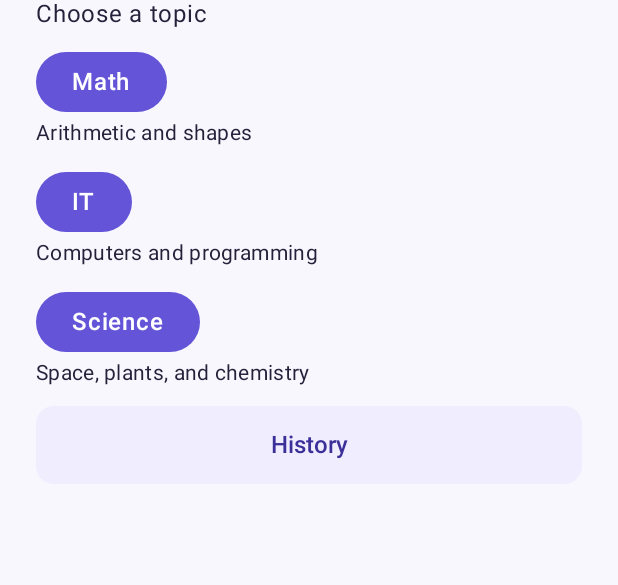
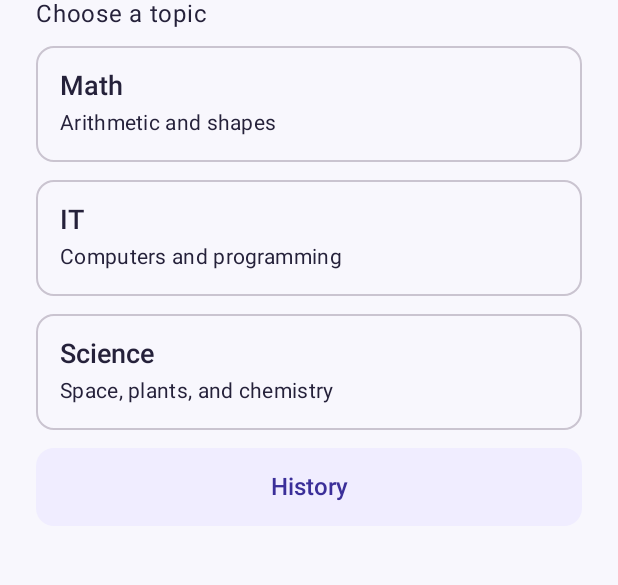
Before and after one commit to gauhardaul/QuizQuest, an Android app built with Jetpack Compose: the screen it shows after launch (MainActivity), on a phone screen of 412 x 824 dp, the part 89-674 px from its top. Run offline under Robolectric (Android 15) with nearby library versions, the phone set to English and light mode, and no system bars.

Commit message:
Make the full topic card tappable

```diff
--- a/app/src/main/java/com/example/mobileproject/ui/topics/TopicsScreen.kt
+++ b/app/src/main/java/com/example/mobileproject/ui/topics/TopicsScreen.kt
@@ -5,9 +5,11 @@ import androidx.compose.foundation.layout.Arrangement
 import androidx.compose.foundation.layout.Column
 import androidx.compose.foundation.layout.PaddingValues
 import androidx.compose.foundation.layout.fillMaxSize
+import androidx.compose.foundation.layout.fillMaxWidth
+import androidx.compose.foundation.layout.padding
 import androidx.compose.foundation.lazy.LazyColumn
 import androidx.compose.foundation.lazy.items
-import androidx.compose.material3.Button
+import androidx.compose.material3.OutlinedCard
 import androidx.compose.material3.MaterialTheme
 import androidx.compose.material3.Text
 import androidx.compose.runtime.Composable
@@ -42,11 +44,17 @@ fun TopicsScreen(
         }
 
         items(topics, key = { it.name }) { topic ->
-            Column {
-                Button(onClick = { onTopicClick(topic.name) }) {
-                    Text(topic.name)
+            OutlinedCard(
+                onClick = { onTopicClick(topic.name) },
+                modifier = Modifier.fillMaxWidth()
+            ) {
+                Column(
+                    modifier = Modifier.padding(16.dp),
+                    verticalArrangement = Arrangement.spacedBy(4.dp)
+                ) {
+                    Text(topic.name, style = MaterialTheme.typography.titleMedium)
+                    Text(topic.description, style = MaterialTheme.typography.bodyMedium)
                 }
-                Text(topic.description, style = MaterialTheme.typography.bodyMedium)
             }
         }
 
```
